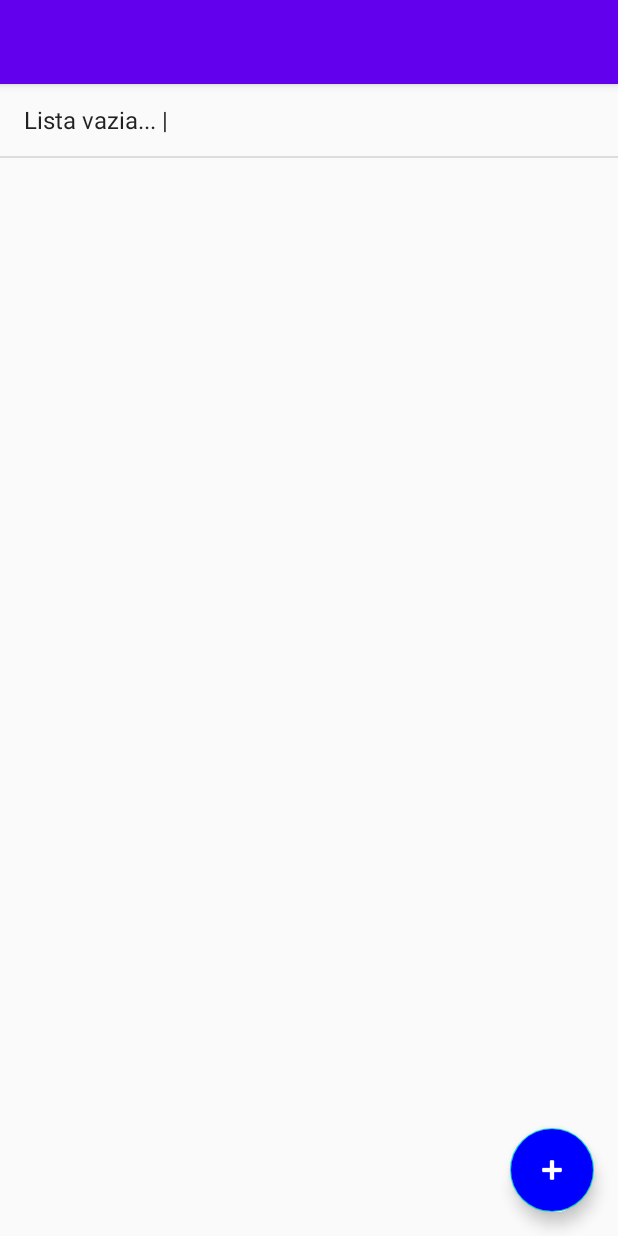
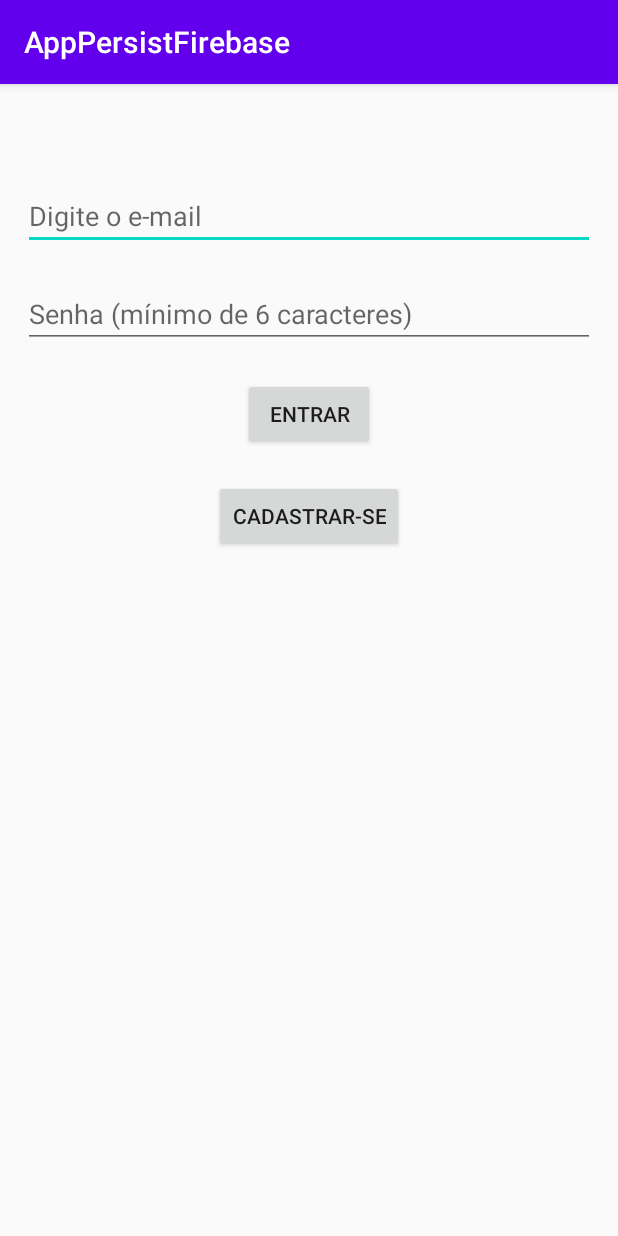
Before and after one commit to PedroHMunhoz/CompDispMoveis_FADERGS, an Android app: the screen it shows after launch (MainActivity before the commit, LoginActivity after it), on a phone screen of 412 x 824 dp. Run offline under Robolectric (Android 15) with nearby library versions, the phone set to English and light mode, and no system bars; our stand-ins replace Firebase (no records; nobody signed in at launch, a user with empty details on screens opened directly).

Commit message:
Cria a activity de login e implementa a autenticação com o Firebase.
Signed-off-by: Pedro Henrique Munhoz Costa <pedromunhozc@gmail.com>

```diff
--- /dev/null
+++ b/AppPersistFirebase/app/src/main/java/br/com/pedrohmunhoz/apppersistfirebase/LoginActivity.java
@@ -0,0 +1,121 @@
+package br.com.pedrohmunhoz.apppersistfirebase;
+
+import androidx.annotation.NonNull;
+import androidx.appcompat.app.AppCompatActivity;
+
+import android.content.Intent;
+import android.os.Bundle;
+import android.view.View;
+import android.widget.Button;
+import android.widget.EditText;
+import android.widget.Toast;
+
+import com.google.android.gms.tasks.OnCompleteListener;
+import com.google.android.gms.tasks.Task;
+import com.google.firebase.auth.AuthResult;
+import com.google.firebase.auth.FirebaseAuth;
+import com.google.firebase.auth.FirebaseUser;
+
+public class LoginActivity extends AppCompatActivity {
+
+    private EditText txtEmail;
+    private EditText txtSenha;
+    private Button btnEntrar;
+    private Button btnCadastrar;
+
+    private FirebaseAuth auth;
+    private FirebaseAuth.AuthStateListener authStateListener;
+
+    @Override
+    protected void onCreate(Bundle savedInstanceState) {
+        super.onCreate(savedInstanceState);
+        setContentView(R.layout.activity_login);
+
+        txtEmail = findViewById(R.id.txtEmail);
+        txtSenha = findViewById(R.id.txtSenha);
+        btnEntrar = findViewById(R.id.btnEntrar);
+        btnCadastrar = findViewById(R.id.btnCadastrar);
+
+        // Pega a instância do Firebase Auth vinculada
+        auth = FirebaseAuth.getInstance();
+
+        // Adiciona um listener no estado do auth do Firebase
+        authStateListener = new FirebaseAuth.AuthStateListener() {
+            @Override
+            public void onAuthStateChanged(@NonNull FirebaseAuth firebaseAuth) {
+                FirebaseUser user = firebaseAuth.getCurrentUser();
+
+                if (user != null) {
+                    Intent intent = new Intent(LoginActivity.this, MainActivity.class);
+                    startActivity(intent);
+                }
+            }
+        };
+
+        // Adiciona o AuthStateListener no auth usado
+        auth.addAuthStateListener(authStateListener);
+
+        // Seta o listener para o botão de Entrar
+        btnEntrar.setOnClickListener(new View.OnClickListener() {
+            @Override
+            public void onClick(View v) {
+                entrar();
+            }
+        });
+
+        // Seta o listener para o botão de Cadastrar
+        btnCadastrar.setOnClickListener(new View.OnClickListener() {
+            @Override
+            public void onClick(View v) {
+                cadastro();
+            }
+        });
+    }
+
+    private void entrar() {
+        String email = txtEmail.getText().toString();
+        String senha = txtSenha.getText().toString();
+        int tamanhoSenha = senha.length();
+
+        if (email.isEmpty() || senha.isEmpty()) {
+            Toast.makeText(this, "O e-mail e a senha devem ser preenchidos!", Toast.LENGTH_LONG).show();
+        } else if (tamanhoSenha < 6) // Valida o tamanho da senha, pois tem que ter no mínimo 6 caracteres
+        {
+            Toast.makeText(this, "A senha deve ter no mínimo 6 caracteres!", Toast.LENGTH_LONG).show();
+        } else {
+            auth.signInWithEmailAndPassword(email, senha).addOnCompleteListener(new OnCompleteListener<AuthResult>() {
+                @Override
+                public void onComplete(@NonNull Task<AuthResult> task) {
+                    if (!task.isSuccessful()) {
+                        Toast.makeText(LoginActivity.this, "Erro ao fazer o login. Verifique o usuário e senha digitados.", Toast.LENGTH_LONG).show();
+                    }
+                }
+            });
+        }
+    }
+
+    private void cadastro() {
+        String email = txtEmail.getText().toString();
+        String senha = txtSenha.getText().toString();
+        int tamanhoSenha = senha.length();
+
+        if (email.isEmpty() || senha.isEmpty()) {
+            Toast.makeText(this, "O e-mail e a senha devem ser preenchidos!", Toast.LENGTH_LONG).show();
+        } else if (tamanhoSenha < 6) // Valida o tamanho da senha, pois tem que ter no mínimo 6 caracteres
+        {
+            Toast.makeText(this, "A senha deve ter no mínimo 6 caracteres!", Toast.LENGTH_LONG).show();
+        } else {
+            // Criamos o usuário de forma assíncrona, e criamos um Listener pra quando houver o retorno
+            // dessa criação assíncrona, o app ser avisado e manipularmos o retorno
+            auth.createUserWithEmailAndPassword(email, senha).addOnCompleteListener(new OnCompleteListener<AuthResult>() {
+                @Override
+                public void onComplete(@NonNull Task<AuthResult> task) {
+                    // Se foi concluída com sucesso
+                    if (!task.isSuccessful()) {
+                        Toast.makeText(LoginActivity.this, "Erro ao cadastrar. Verifique os dados digitados.", Toast.LENGTH_LONG).show();
+                    }
+                }
+            });
+        }
+    }
+}
--- a/AppPersistFirebase/app/src/main/java/br/com/pedrohmunhoz/apppersistfirebase/ProdutoDAO.java
+++ b/AppPersistFirebase/app/src/main/java/br/com/pedrohmunhoz/apppersistfirebase/ProdutoDAO.java
@@ -99,7 +99,7 @@ public class ProdutoDAO {
                  * nos índices 0, 1 e 2 do Cursor, respectivamente. Por isso, ao setar as variáveis
                  * do objeto produtos, passamos o index correspondente para o método get do SQLite.
                  * */
-                produto.setId(cursor.getInt(0));
+                produto.setId(cursor.getString(0));
                 produto.setNome(cursor.getString(1));
                 produto.setCategoria(cursor.getString(2));
 
@@ -143,7 +143,7 @@ public class ProdutoDAO {
              * nos índices 0, 1 e 2 do Cursor, respectivamente. Por isso, ao setar as variáveis
              * do objeto produtos, passamos o index correspondente para o método get do SQLite.
              * */
-            produto.setId(cursor.getInt(0));
+            produto.setId(cursor.getString(0));
             produto.setNome(cursor.getString(1));
             produto.setCategoria(cursor.getString(2));
 
--- /dev/null
+++ b/AppPersistFirebase/app/src/main/res/layout/activity_login.xml
@@ -0,0 +1,51 @@
+<?xml version="1.0" encoding="utf-8"?>
+<androidx.constraintlayout.widget.ConstraintLayout xmlns:android="http://schemas.android.com/apk/res/android"
+    xmlns:app="http://schemas.android.com/apk/res-auto"
+    xmlns:tools="http://schemas.android.com/tools"
+    android:layout_width="match_parent"
+    android:layout_height="match_parent"
+    android:padding="15dp"
+    tools:context="br.com.pedrohmunhoz.apppersistfirebase.LoginActivity">
+
+    <EditText
+        android:id="@+id/txtEmail"
+        android:layout_width="match_parent"
+        android:layout_height="wrap_content"
+        android:layout_marginTop="50dp"
+        android:hint="Digite o e-mail"
+        android:inputType="textEmailAddress"
+        app:layout_constraintEnd_toEndOf="parent"
+        app:layout_constraintStart_toStartOf="parent"
+        app:layout_constraintTop_toTopOf="parent" />
+
+    <EditText
+        android:id="@+id/txtSenha"
+        android:layout_width="match_parent"
+        android:layout_height="wrap_content"
+        android:layout_marginTop="20dp"
+        android:hint="Senha (mínimo de 6 caracteres)"
+        android:inputType="textPassword"
+        app:layout_constraintEnd_toEndOf="parent"
+        app:layout_constraintStart_toStartOf="parent"
+        app:layout_constraintTop_toBottomOf="@+id/txtEmail" />
+
+    <Button
+        android:id="@+id/btnEntrar"
+        android:layout_width="wrap_content"
+        android:layout_height="wrap_content"
+        android:layout_marginTop="20dp"
+        android:text="Entrar"
+        app:layout_constraintEnd_toEndOf="parent"
+        app:layout_constraintStart_toStartOf="parent"
+        app:layout_constraintTop_toBottomOf="@+id/txtSenha" />
+
+    <Button
+        android:id="@+id/btnCadastrar"
+        android:layout_width="wrap_content"
+        android:layout_height="wrap_content"
+        android:layout_marginTop="20dp"
+        android:text="Cadastrar-se"
+        app:layout_constraintEnd_toEndOf="parent"
+        app:layout_constraintStart_toStartOf="parent"
+        app:layout_constraintTop_toBottomOf="@+id/btnEntrar" />
+</androidx.constraintlayout.widget.ConstraintLayout>
--- a/AppPersistFirebase/app/src/main/res/layout/activity_main.xml
+++ b/AppPersistFirebase/app/src/main/res/layout/activity_main.xml
@@ -10,13 +10,6 @@
         android:layout_width="match_parent"
         android:layout_height="wrap_content"
         android:theme="@style/AppTheme.AppBarOverlay">
-
-        <androidx.appcompat.widget.Toolbar
-            android:id="@+id/toolbar"
-            android:layout_width="match_parent"
-            android:layout_height="?attr/actionBarSize"
-            android:background="?attr/colorPrimary"
-            app:popupTheme="@style/AppTheme.PopupOverlay" />
 
     </com.google.android.material.appbar.AppBarLayout>
 
--- a/AppPersistFirebase/build.gradle
+++ b/AppPersistFirebase/build.gradle
@@ -10,7 +10,6 @@ buildscript {
     dependencies {
         classpath 'com.android.tools.build:gradle:3.6.2'
         classpath 'com.google.gms:google-services:4.3.10'
-
 
         // NOTE: Do not place your application dependencies here; they belong
         // in the individual module build.gradle files
```
Also changed, not shown: AppPersistFirebase/app/build.gradle (+7 -3 lines), AppPersistFirebase/app/src/main/AndroidManifest.xml (+6 -5 lines), AppPersistFirebase/app/src/main/java/br/com/pedrohmunhoz/apppersistfirebase/FormularioActivity.java (+39 -0 lines), AppPersistFirebase/app/src/main/java/br/com/pedrohmunhoz/apppersistfirebase/MainActivity.java (+34 -2 lines), AppPersistFirebase/app/src/main/res/menu/menu_main.xml (+10 -2 lines), 1 other file.
